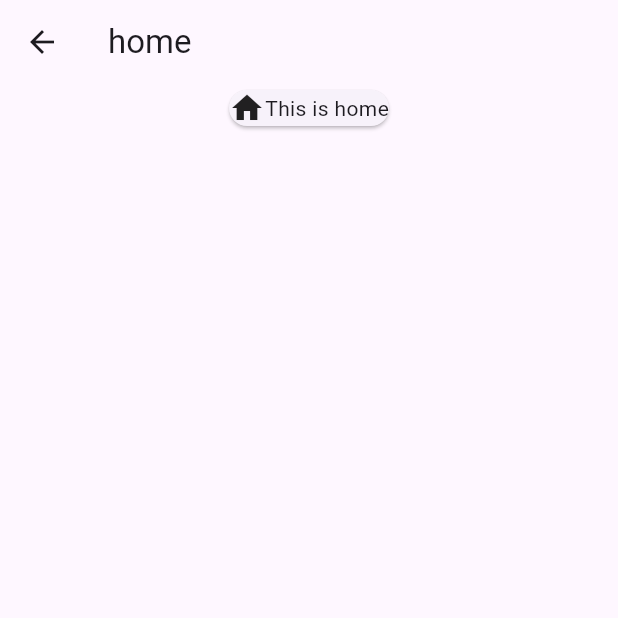
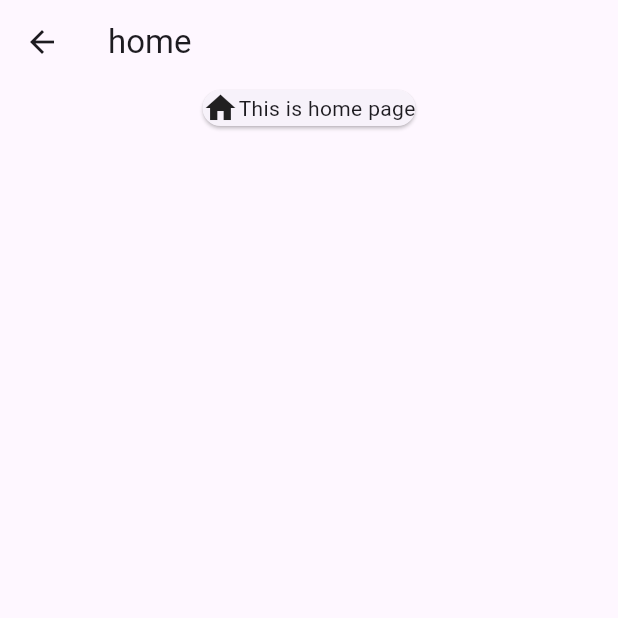
Before and after one commit to rudill/Mobile-app-for-Dambulla-Economic-Center, a Flutter app: the HomeScreen screen opened directly, on a phone screen of 412 x 824 dp, the top half of it. Run offline on Flutter 3.47's test engine with Material 3 defaults, Android fonts, the phone set to English and light mode, and no system bars.

Commit message:
update home screen text for improved clarity

```diff
--- a/lib/homeScreen.dart
+++ b/lib/homeScreen.dart
@@ -22,7 +22,7 @@ class HomeScreen extends StatelessWidget {
                       Icon(
                         Icons.home,
                       ),
-                      Text('This is home')
+                      Text('This is home page'),
 
                     ],
                   )
```
